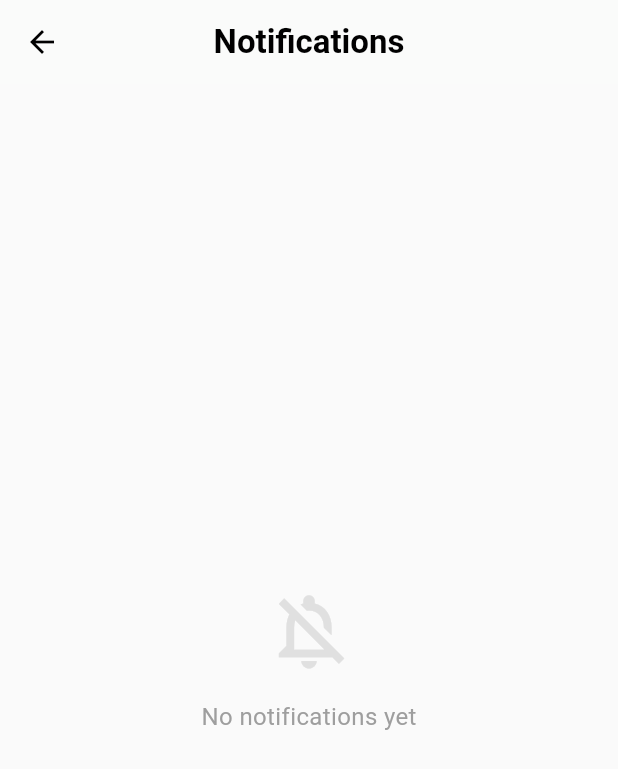
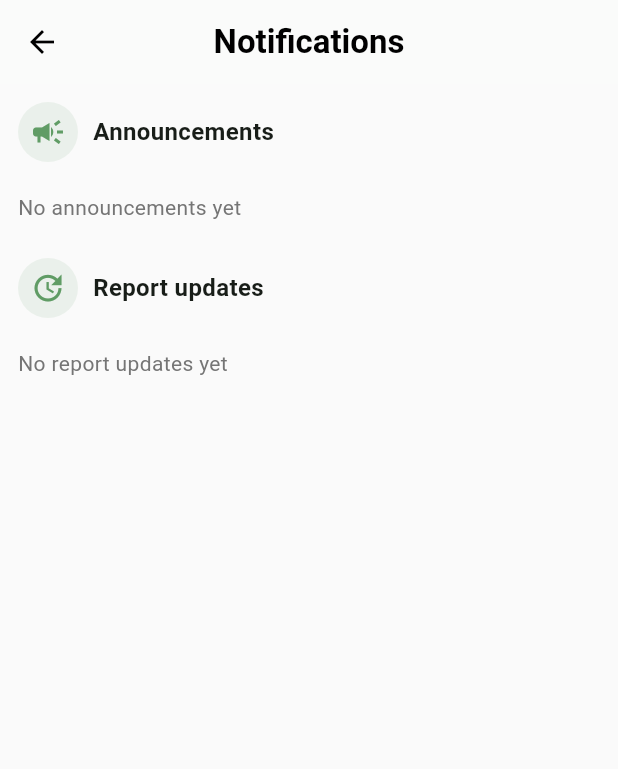
Before and after one commit to Jnyyy27/GreenWatch, a Flutter app: the NotificationScreen screen opened directly, on a phone screen of 412 x 824 dp. Shown: the top 769 px of the screen. Run offline on Flutter 3.47's test engine with Material 3 defaults, Android fonts, the phone set to English and light mode, and no system bars; our stand-ins replace cloud_firestore, firebase_auth, firebase_core, firebase_storage, geocoding, geolocator and 4 more; accounts and stored records are empty.

Commit message:
display notification (announcement & status update)

```diff
--- a/lib/app_mobile/screens/notification_screen.dart
+++ b/lib/app_mobile/screens/notification_screen.dart
@@ -2,6 +2,8 @@ import 'package:flutter/material.dart';
 import 'package:cloud_firestore/cloud_firestore.dart';
 import 'package:firebase_auth/firebase_auth.dart';
 import 'my_reports_screen.dart';
+import 'announcement_detail_screen.dart';
+import '../../services/announcement_model.dart';
 
 class NotificationScreen extends StatelessWidget {
   const NotificationScreen({super.key});
@@ -24,18 +26,151 @@ class NotificationScreen extends StatelessWidget {
       ),
       body: user == null
           ? const Center(child: Text("Please log in to see notifications"))
-          : StreamBuilder<QuerySnapshot>(
+          : ListView(
+              padding: const EdgeInsets.all(12),
+              children: [
+                _buildAnnouncementsSection(),
+                const SizedBox(height: 16),
+                _buildReportUpdatesSection(user.uid),
+              ],
+            ),
+    );
+  }
+
+  Widget _buildSectionHeader(String title, IconData icon) {
+    return Row(
+      children: [
+        Container(
+          padding: const EdgeInsets.all(8),
+          decoration: BoxDecoration(
+            color: const Color.fromARGB(255, 96, 156, 101).withOpacity(0.1),
+            shape: BoxShape.circle,
+          ),
+          child: Icon(icon, color: const Color.fromARGB(255, 96, 156, 101)),
+        ),
+        const SizedBox(width: 10),
+        Text(
+          title,
+          style: const TextStyle(
+            fontWeight: FontWeight.w700,
+            fontSize: 16,
+          ),
+        ),
+      ],
+    );
+  }
+
+  Widget _buildAnnouncementsSection() {
+    return Column(
+      crossAxisAlignment: CrossAxisAlignment.start,
+      children: [
+        _buildSectionHeader('Announcements', Icons.campaign),
+        const SizedBox(height: 12),
+        StreamBuilder<QuerySnapshot>(
+          stream: FirebaseFirestore.instance
+              .collection('announcements')
+              .orderBy('createdAt', descending: true)
+              .snapshots(),
+          builder: (context, snapshot) {
+            if (snapshot.connectionState == ConnectionState.waiting) {
+              return const Center(child: CircularProgressIndicator());
+            }
+            if (snapshot.hasError) {
+              return Text(
+                'Error loading announcements',
+                style: TextStyle(color: Colors.red.shade400),
+              );
+            }
+            final announcements = snapshot.data?.docs
+                    .map((doc) => Announcement.fromFirestore(doc))
+                    .toList() ??
+                [];
+            if (announcements.isEmpty) {
+              return Padding(
+                padding: const EdgeInsets.symmetric(vertical: 8),
+                child: Text(
+                  'No announcements yet',
+                  style: TextStyle(color: Colors.grey.shade600),
+                ),
+              );
+            }
+            return Column(
+              children: announcements.map((a) {
+                return Card(
+                  elevation: 0,
+                  shape: RoundedRectangleBorder(
+                    borderRadius: BorderRadius.circular(12),
+                    side: BorderSide(color: Colors.grey.shade200),
+                  ),
+                  child: ListTile(
+                    contentPadding:
+                        const EdgeInsets.symmetric(horizontal: 16, vertical: 8),
+                    leading: const CircleAvatar(
+                      backgroundColor: Color.fromARGB(255, 96, 156, 101),
+                      child: Icon(Icons.campaign, color: Colors.white),
+                    ),
+                    title: Text(
+                      a.title,
+                      style: const TextStyle(
+                        fontWeight: FontWeight.w700,
+                        fontSize: 15,
+                      ),
+                    ),
+                    subtitle: Column(
+                      crossAxisAlignment: CrossAxisAlignment.start,
+                      children: [
+                        const SizedBox(height: 4),
+                        Text(
+                          a.description ?? '',
+                          maxLines: 2,
+                          overflow: TextOverflow.ellipsis,
+                        ),
+                        if (a.createdAt != null)
+                          Text(
+                            _relativeTime(a.createdAt!),
+                            style: TextStyle(
+                              color: Colors.grey.shade600,
+                              fontSize: 11,
+                            ),
+                          ),
+                      ],
+                    ),
+                    trailing: const Icon(Icons.arrow_forward_ios, size: 14),
+                    onTap: () {
+                      Navigator.push(
+                        context,
+                        MaterialPageRoute(
+                          builder: (_) =>
+                              AnnouncementDetailScreen(data: a),
+                        ),
+                      );
+                    },
+                  ),
+                );
+              }).toList(),
+            );
+          },
+        ),
+      ],
+    );
+  }
+
+  Widget _buildReportUpdatesSection(String userId) {
+    return Column(
+      crossAxisAlignment: CrossAxisAlignment.start,
+      children: [
+        _buildSectionHeader('Report updates', Icons.update),
+        const SizedBox(height: 12),
+        StreamBuilder<QuerySnapshot>(
           stream: FirebaseFirestore.instance
               .collection('reports')
-                  .where('userId', isEqualTo: user.uid)
+              .where('userId', isEqualTo: userId)
               .snapshots(),
           builder: (context, snapshot) {
             if (snapshot.hasError) {
-                  return Center(
-                    child: Padding(
-                      padding: const EdgeInsets.all(20.0),
-                      child: Text("Error: ${snapshot.error}", textAlign: TextAlign.center),
-                    ),
+              return Text(
+                'Error loading report updates',
+                style: TextStyle(color: Colors.red.shade400),
               );
             }
 
@@ -44,17 +179,11 @@ class NotificationScreen extends StatelessWidget {
             }
 
             if (!snapshot.hasData || snapshot.data!.docs.isEmpty) {
-                  return Center(
-                    child: Column(
-                      mainAxisAlignment: MainAxisAlignment.center,
-                      children: [
-                        Icon(Icons.notifications_off_outlined, size: 60, color: Colors.grey.shade300),
-                        const SizedBox(height: 16),
-                        Text(
-                          "No notifications yet",
-                          style: TextStyle(color: Colors.grey.shade500, fontSize: 16),
-                        ),
-                      ],
+              return Padding(
+                padding: const EdgeInsets.symmetric(vertical: 8),
+                child: Text(
+                  'No report updates yet',
+                  style: TextStyle(color: Colors.grey.shade600),
                 ),
               );
             }
@@ -73,19 +202,13 @@ class NotificationScreen extends StatelessWidget {
               return 0;
             });
 
-                return ListView.separated(
-                  padding: const EdgeInsets.all(12),
-                  itemCount: docs.length,
-                  separatorBuilder: (ctx, i) => const SizedBox(height: 8),
-                  itemBuilder: (context, index) {
-                    final data = docs[index].data() as Map<String, dynamic>;
-
-                    // Extract data safely
+            return Column(
+              children: docs.map((doc) {
+                final data = doc.data() as Map<String, dynamic>;
                 final String status = data['status'] ?? 'Unknown';
                 final String category = data['category'] ?? 'Report';
                 final String reportId = data['reportId'] ?? 'ID: ????';
 
-                    // Determine styling based on status
                 Color statusColor = Colors.grey;
                 IconData statusIcon = Icons.info_outline;
 
@@ -95,6 +218,12 @@ class NotificationScreen extends StatelessWidget {
                 } else if (status.toLowerCase().contains('pending')) {
                   statusColor = Colors.orange;
                   statusIcon = Icons.access_time;
+                } else if (status.toLowerCase().contains('progress')) {
+                  statusColor = Colors.blue;
+                  statusIcon = Icons.build;
+                } else if (status.toLowerCase().contains('viewed')) {
+                  statusColor = Colors.purple;
+                  statusIcon = Icons.visibility;
                 }
 
                 return Card(
@@ -104,14 +233,18 @@ class NotificationScreen extends StatelessWidget {
                     side: BorderSide(color: Colors.grey.shade200),
                   ),
                   child: ListTile(
-                        contentPadding: const EdgeInsets.symmetric(horizontal: 16, vertical: 8),
+                    contentPadding:
+                        const EdgeInsets.symmetric(horizontal: 16, vertical: 8),
                     leading: CircleAvatar(
                       backgroundColor: statusColor.withOpacity(0.1),
                       child: Icon(statusIcon, color: statusColor, size: 22),
                     ),
                     title: Text(
                       "Update on $category",
-                          style: const TextStyle(fontWeight: FontWeight.w600, fontSize: 15),
+                      style: const TextStyle(
+                        fontWeight: FontWeight.w700,
+                        fontSize: 15,
+                      ),
                     ),
                     subtitle: Column(
                       crossAxisAlignment: CrossAxisAlignment.start,
@@ -122,19 +255,21 @@ class NotificationScreen extends StatelessWidget {
                           style: TextStyle(
                             color: statusColor,
                             fontWeight: FontWeight.bold,
-                                fontSize: 12
+                            fontSize: 12,
                           ),
                         ),
                         const SizedBox(height: 2),
                         Text(
                           "Report ID: $reportId",
-                              style: TextStyle(color: Colors.grey.shade500, fontSize: 11),
+                          style: TextStyle(
+                            color: Colors.grey.shade500,
+                            fontSize: 11,
+                          ),
                         ),
                       ],
                     ),
-                        trailing: const Icon(Icons.arrow_forward_ios, size: 14, color: Colors.grey),
+                    trailing: const Icon(Icons.arrow_forward_ios, size: 14),
                     onTap: () {
-                          // Navigate to the existing Detail Page
                       Navigator.push(
                         context,
                         MaterialPageRoute(
@@ -144,10 +279,20 @@ class NotificationScreen extends StatelessWidget {
                     },
                   ),
                 );
-                  },
+              }).toList(),
             );
           },
         ),
+      ],
     );
   }
+
+  String _relativeTime(DateTime date) {
+    final diff = DateTime.now().difference(date);
+    if (diff.inMinutes < 1) return 'Just now';
+    if (diff.inHours < 1) return '${diff.inMinutes}m ago';
+    if (diff.inHours < 24) return '${diff.inHours}h ago';
+    if (diff.inDays < 7) return '${diff.inDays}d ago';
+    return '${date.day}/${date.month}/${date.year}';
   }
+}
```
Lines whose indentation alone changed are shown as unchanged.
